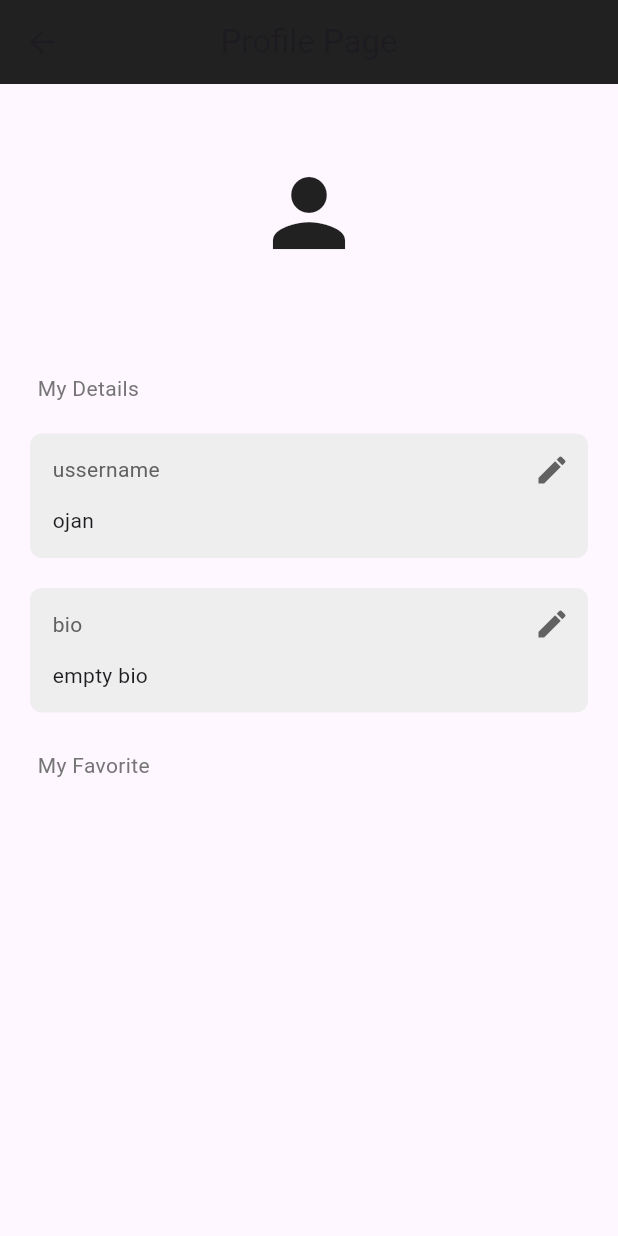
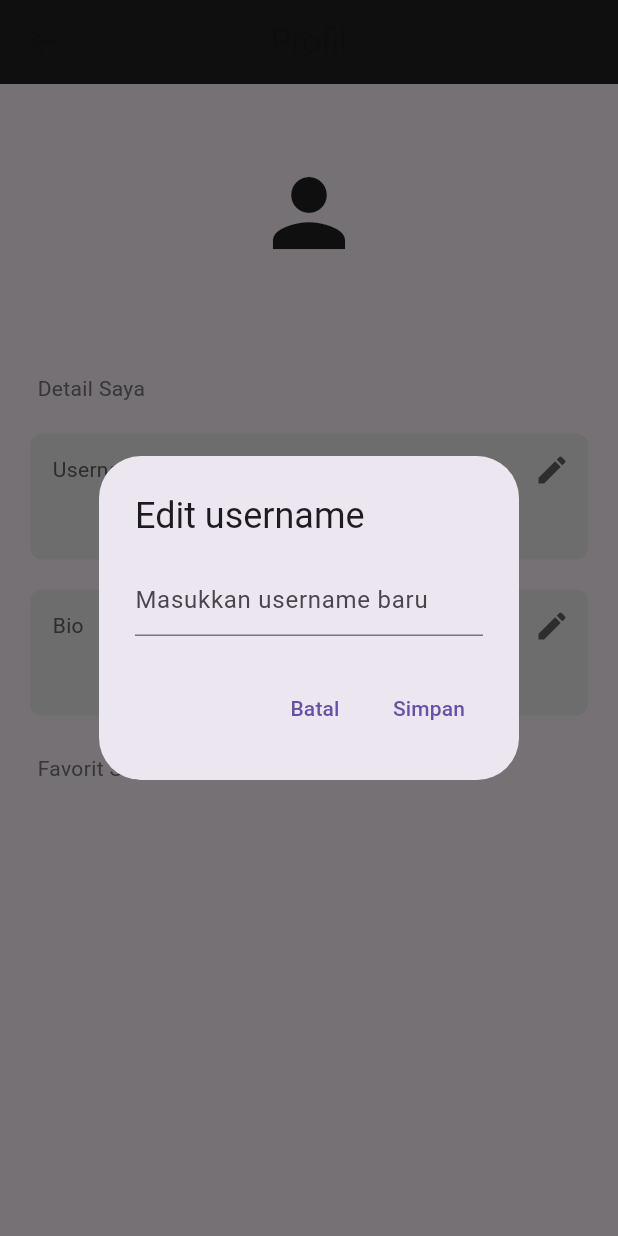
Before and after one commit to CallmeDwi/TA_projectFlutter, a Flutter app: the ProfilePage screen opened directly, after a tap on the "edit" icon, on a phone screen of 412 x 824 dp. Run offline on Flutter 3.47's test engine with Material 3 defaults, Android fonts, the phone set to English and light mode, and no system bars; our stand-ins replace bloc, cloud_firestore, equatable, firebase_auth, firebase_core, flutter_bloc and 2 more; accounts and stored records are empty.

Commit message:
profil page terhubung ke firebase

```diff
--- a/lib/pages/profile_pages/profile_page.dart
+++ b/lib/pages/profile_pages/profile_page.dart
@@ -1,3 +1,4 @@
+import 'package:cloud_firestore/cloud_firestore.dart';
 import 'package:firebase_auth/firebase_auth.dart';
 import 'package:flutter/material.dart';
 import 'package:perhutaniwisata_app/components/text_box.dart';
@@ -11,17 +12,69 @@ class ProfilePage extends StatefulWidget {
 
 class _ProfilePageState extends State<ProfilePage> {
   final currentUser = FirebaseAuth.instance.currentUser!;
-  Future<void> editField(String field) async {}
+  final usersCollection = FirebaseFirestore.instance.collection('Users');
+
+  Future<void> editField(String field) async {
+    TextEditingController controller = TextEditingController();
+    await showDialog(
+      context: context,
+      builder: (context) => AlertDialog(
+        title: Text("Edit $field"),
+        content: TextField(
+          controller: controller,
+          decoration: InputDecoration(hintText: "Masukkan $field baru"),
+        ),
+        actions: [
+          TextButton(
+            onPressed: () {
+              Navigator.of(context).pop();
+            },
+            child: Text('Batal'),
+          ),
+          TextButton(
+            onPressed: () async {
+              if (controller.text.isNotEmpty) {
+                await usersCollection
+                    .doc(currentUser.uid) // Menggunakan uid sebagai ID dokumen
+                    .update({field: controller.text});
+              }
+              Navigator.of(context).pop();
+            },
+            child: Text('Simpan'),
+          ),
+        ],
+      ),
+    );
+  }
 
   @override
   Widget build(BuildContext context) {
     return Scaffold(
       appBar: AppBar(
-        title: Text('Profile Page'),
+        title: Text('Profil'),
         centerTitle: true,
         backgroundColor: Colors.grey[900],
       ),
-      body: ListView(
+      body: StreamBuilder<DocumentSnapshot>(
+        stream: usersCollection
+            .doc(currentUser.uid) // Menggunakan uid sebagai ID dokumen
+            .snapshots(),
+        builder: (context, snapshot) {
+          if (snapshot.connectionState == ConnectionState.waiting) {
+            return const Center(child: CircularProgressIndicator());
+          } else if (snapshot.hasError) {
+            return Center(child: Text('Error: ${snapshot.error}'));
+          } else if (!snapshot.hasData || !snapshot.data!.exists) {
+            return Center(child: Text('Data tidak ditemukan.'));
+          }
+
+          final userData = snapshot.data!.data() as Map<String, dynamic>?;
+
+          if (userData == null) {
+            return Center(child: Text('Data tidak ditemukan.'));
+          }
+
+          return ListView(
             children: [
               const SizedBox(
                 height: 50,
@@ -41,20 +94,20 @@ class _ProfilePageState extends State<ProfilePage> {
               Padding(
                 padding: const EdgeInsets.only(left: 25),
                 child: Text(
-              'My Details',
+                  'Detail Saya',
                   style: TextStyle(
                     color: Colors.grey[600],
                   ),
                 ),
               ),
               MyTextBox(
-            text: 'ojan',
-            sectionName: 'ussername',
+                text: userData['username'] ?? 'Tidak ada username',
+                sectionName: 'Username',
                 onPressed: () => editField('username'),
               ),
               MyTextBox(
-            text: 'empty bio',
-            sectionName: 'bio',
+                text: userData['bio'] ?? 'Tidak ada bio',
+                sectionName: 'Bio',
                 onPressed: () => editField('bio'),
               ),
               const SizedBox(
@@ -63,13 +116,15 @@ class _ProfilePageState extends State<ProfilePage> {
               Padding(
                 padding: const EdgeInsets.only(left: 25),
                 child: Text(
-              'My Favorite',
+                  'Favorit Saya',
                   style: TextStyle(
                     color: Colors.grey[600],
                   ),
                 ),
               ),
             ],
+          );
+        },
       ),
     );
   }
```
Lines whose indentation alone changed are shown as unchanged.
